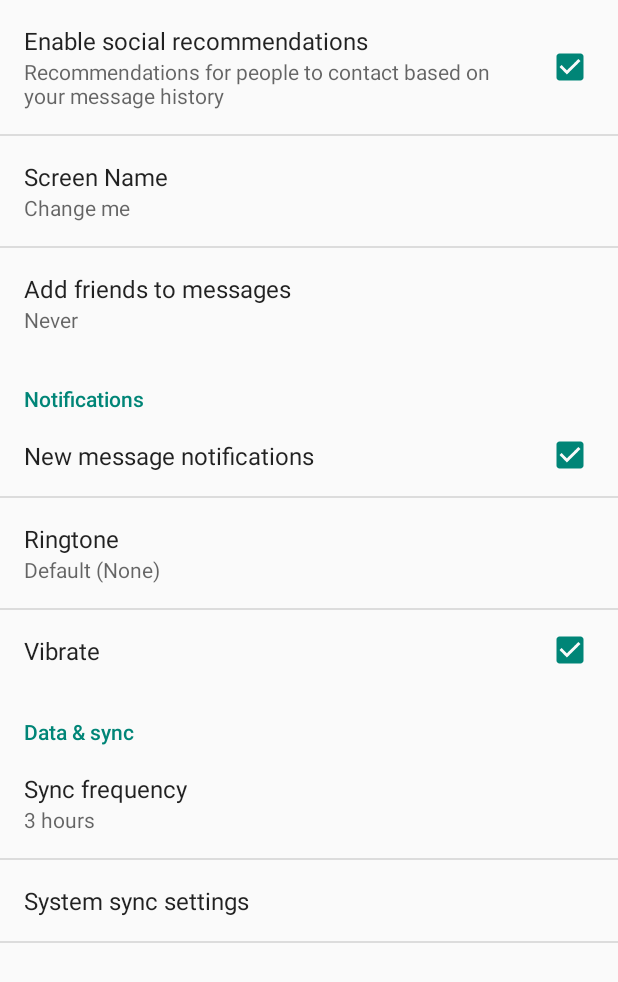
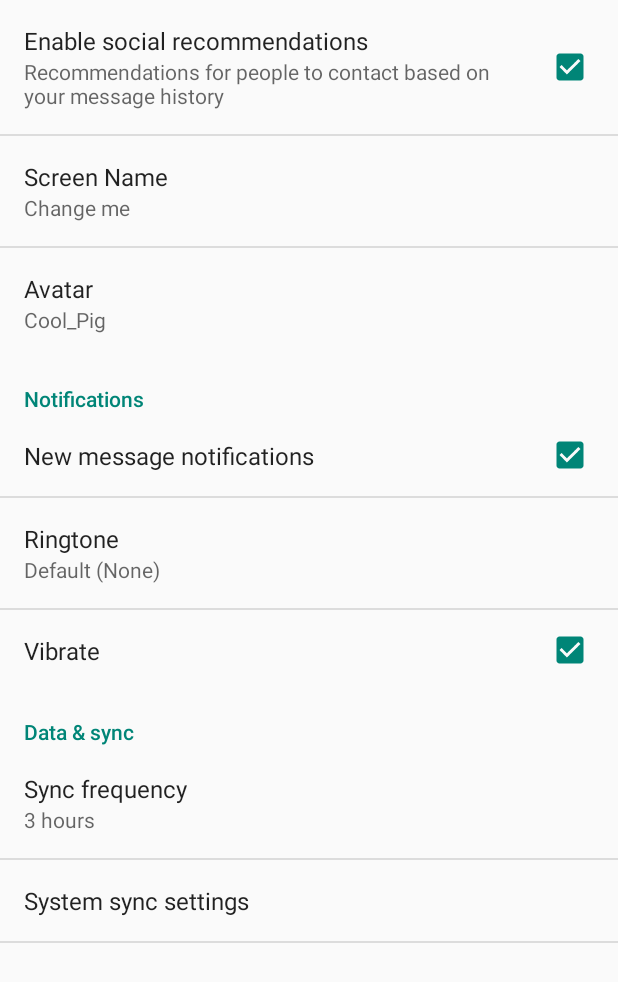
Before and after one commit to PlaineKevin/Susurri, an Android app: the SettingsActivity screen opened directly, with no data from a screen before it, on a phone screen of 412 x 824 dp. Shown: the top 982 px of the screen. Run offline under Robolectric (Android 15) with nearby library versions, the light colour scheme and no system bars; 4 statements that could not run were skipped.

Commit message:
Avatar stuff in progress

```diff
--- a/app/src/main/java/edu/hmc/willarcherkevin/susurri/SettingsActivity.java
+++ b/app/src/main/java/edu/hmc/willarcherkevin/susurri/SettingsActivity.java
@@ -141,6 +141,13 @@ public class SettingsActivity extends PreferenceActivity {
                 // the preference's 'entries' list.
                 ListPreference listPreference = (ListPreference) preference;
                 int index = listPreference.findIndexOfValue(stringValue);
+                // TODO make it less specific to example_list if possible
+                // also there was code duplication in the same function
+                if ((preference.getKey()).toString().equals("example_list")) {
+                    ParseUser.getCurrentUser().put("avatar", listPreference.getEntries()[index]);
+                    ParseUser.getCurrentUser().saveInBackground();
+                }
+
 
                 // Set the summary to reflect the new value.
                 preference.setSummary(
--- a/app/src/main/res/values/strings_activity_settings.xml
+++ b/app/src/main/res/values/strings_activity_settings.xml
@@ -14,11 +14,11 @@
     <string name="pref_title_display_name">Screen Name</string>
     <string name="pref_default_display_name">Change me</string>
 
-    <string name="pref_title_add_friends_to_messages">Add friends to messages</string>
+    <string name="pref_title_add_friends_to_messages">Avatar</string>
     <string-array name="pref_example_list_titles">
-        <item>Always</item>
-        <item>When possible</item>
-        <item>Never</item>
+        <item>Angry_Bird</item>
+        <item>Chester_Cheetah</item>
+        <item>Cool_Pig</item>
     </string-array>
     <string-array name="pref_example_list_values">
         <item>1</item>
```
